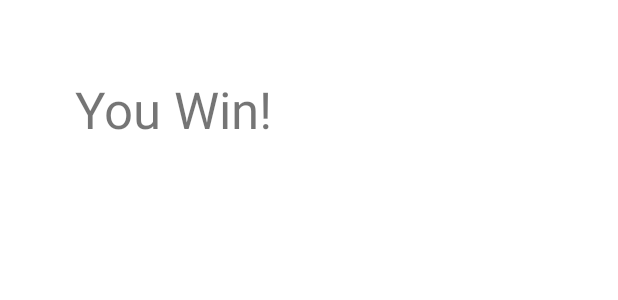
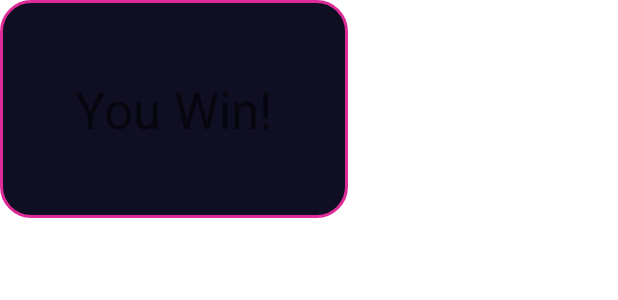
Before and after one commit to dnadawa/DiceDash, an Android app: the layout game_result_dialog.xml on its own in the app's theme, with its tools: preview values and no code run, on a phone screen of 412 x 824 dp. Shown: the top 300 px of the screen. Run offline under Robolectric (Android 15) with nearby library versions, the phone set to English and light mode, and no system bars.

Commit message:
Finish result pop up ui

```diff
--- a/app/src/main/java/com/w1866973/diceroller/GameActivity.kt
+++ b/app/src/main/java/com/w1866973/diceroller/GameActivity.kt
@@ -302,15 +302,18 @@ class GameActivity : AppCompatActivity() {
         if (humanScore >= WINNING_MARK) {
             if (humanScore > computerScore) {
                 humanWinCount++
+                humanWinsLabel.text = humanWinCount.toString()
                 showPopupWindow("You win!", ContextCompat.getColor(this, R.color.green))
             } else if (computerScore > humanScore) {
                 computerWinCount++
+                computerWinsLabel.text = computerWinCount.toString()
                 showPopupWindow("You lose!", ContextCompat.getColor(this, R.color.red))
             } else {
                 isTie = true
             }
         } else if (computerScore >= WINNING_MARK) {
             computerWinCount++
+            computerWinsLabel.text = computerWinCount.toString()
             showPopupWindow("You lose!", ContextCompat.getColor(this, R.color.red))
         } else {
             round++
@@ -342,7 +345,6 @@ class GameActivity : AppCompatActivity() {
         val inflater: LayoutInflater =
             getSystemService(Context.LAYOUT_INFLATER_SERVICE) as LayoutInflater
         val popupView: View = inflater.inflate(R.layout.game_result_dialog, null)
-        popupView.animation = AnimationUtils.loadAnimation(this, R.anim.pop_up_show)
 
         val messageTextView = popupView.findViewById<TextView>(R.id.lblWinningStatus)
         messageTextView.text = message
@@ -354,6 +356,7 @@ class GameActivity : AppCompatActivity() {
             ViewGroup.LayoutParams.WRAP_CONTENT
         )
 
+        popupWindow.animationStyle = R.style.PopUpAnimation
         popupWindow.showAtLocation(popupView, Gravity.CENTER, 0, 0)
 
         // Create an overlay view that covers the entire screen except for the popup window
--- a/app/src/main/res/layout/game_result_dialog.xml
+++ b/app/src/main/res/layout/game_result_dialog.xml
@@ -3,7 +3,7 @@
     android:layout_width="wrap_content"
     android:layout_height="wrap_content"
     android:padding="50dp"
-    android:background="@color/white"
+    android:background="@drawable/pop_up_background"
     android:gravity="center"
     android:orientation="vertical">
 
```
